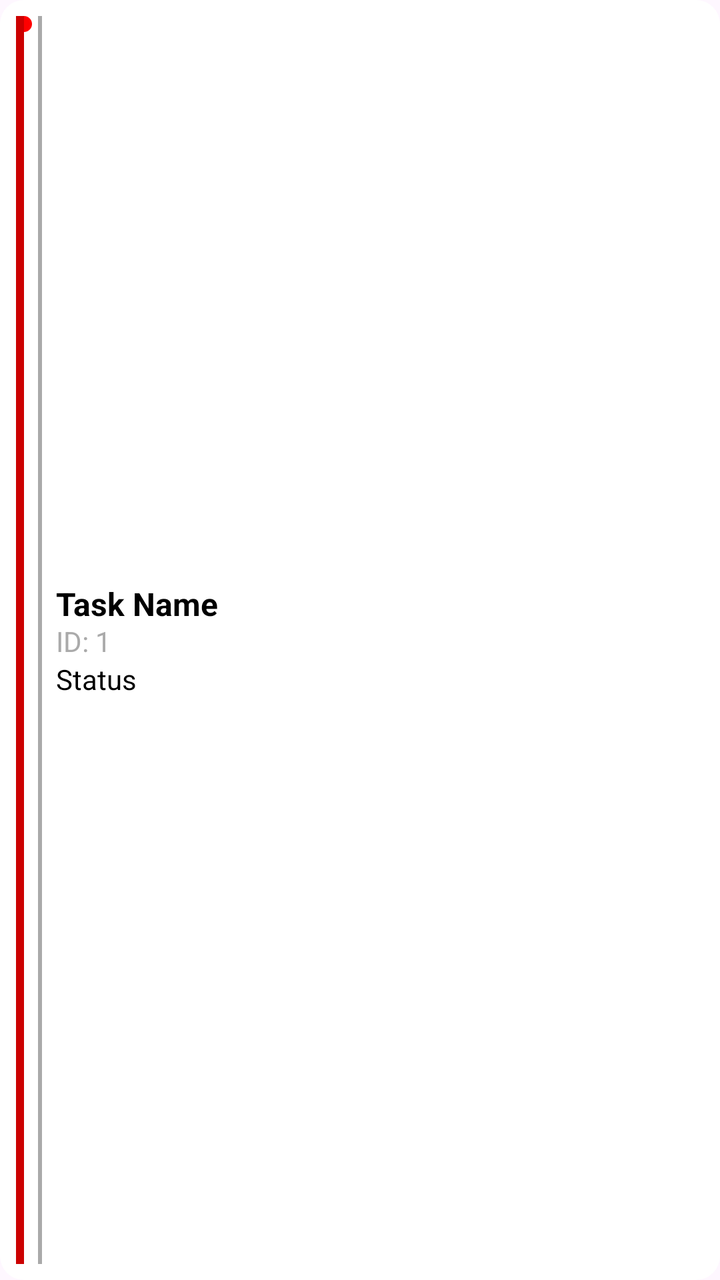
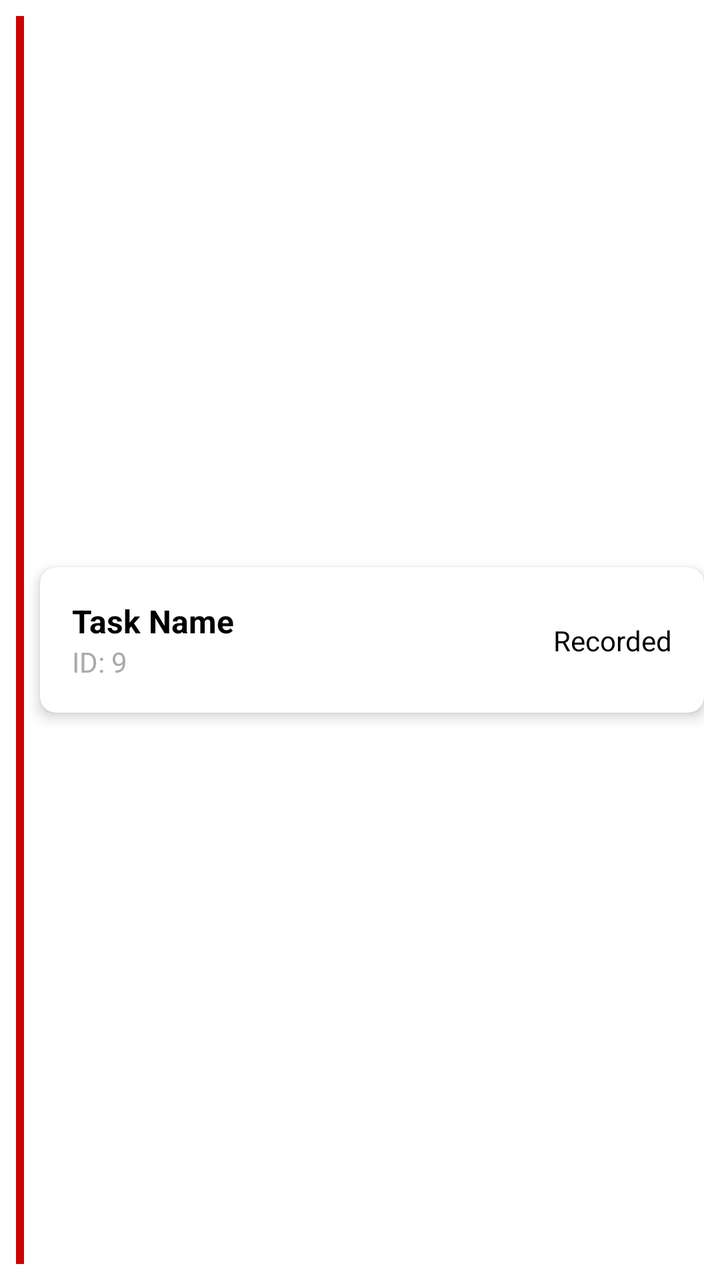

Screens rendered from an Android XML layout before and after an edit, with the pre-edit source and the edit as a unified diff.
<!-- AndroidManifest.xml: application theme Theme.DailyTasker -->
<!-- res/layout/item_task.xml -->
<androidx.constraintlayout.widget.ConstraintLayout
    xmlns:android="http://schemas.android.com/apk/res/android"
    xmlns:app="http://schemas.android.com/apk/res-auto"
    xmlns:tools="http://schemas.android.com/tools"
    android:layout_width="match_parent"
    android:layout_height="wrap_content"
    android:orientation="horizontal"
    android:padding="8dp"
    android:background="@drawable/task_background"
    android:layout_marginBottom="8dp">

    
    <FrameLayout
        android:layout_width="24dp"
        android:layout_height="match_parent"
        android:gravity="center"
        app:layout_constraintStart_toStartOf="parent"
        app:layout_constraintTop_toTopOf="parent"
        app:layout_constraintBottom_toBottomOf="parent">

        <View
            android:layout_width="8dp"
            android:layout_height="8dp"
            android:background="@drawable/circle_background" />

        <View
            android:layout_width="2dp"
            android:layout_height="match_parent"
            android:layout_gravity="center"
            android:background="@android:color/darker_gray" />
    </FrameLayout>

    
    <View
        android:id="@+id/verticalLine"
        android:layout_width="4dp"
        android:layout_height="match_parent"
        android:layout_marginEnd="8dp"
        android:background="@android:color/holo_red_dark"
        app:layout_constraintStart_toStartOf="parent"
        app:layout_constraintTop_toTopOf="parent"
        app:layout_constraintBottom_toBottomOf="parent" />

    
    <LinearLayout
        android:layout_width="wrap_content"
        android:layout_height="wrap_content"
        android:orientation="vertical"
        android:paddingStart="16dp"
        app:layout_constraintStart_toEndOf="@id/verticalLine"
        app:layout_constraintTop_toTopOf="parent"
        app:layout_constraintBottom_toBottomOf="parent">

        
        <TextView
            android:id="@+id/textViewShortName"
            android:layout_width="249dp"
            android:layout_height="20dp"
            android:text="Task Name"
            android:textColor="@android:color/black"
            android:textSize="16sp"
            android:textStyle="bold" />

        
        <TextView
            android:id="@+id/textViewTaskId"
            android:layout_width="wrap_content"
            android:layout_height="wrap_content"
            android:text="ID: 1"
            android:textColor="@android:color/darker_gray"
            android:textSize="14sp"
            app:layout_constraintHorizontal_bias="0.0"
            app:layout_constraintStart_toStartOf="@id/textViewShortName"
            app:layout_constraintTop_toBottomOf="@id/textViewShortName" />

        
        <TextView
            android:id="@+id/textViewStatus"
            android:layout_width="wrap_content"
            android:layout_height="wrap_content"
            android:text="Status"
            android:textColor="#000000"
            android:textSize="14sp"
            app:layout_constraintEnd_toEndOf="parent"
            app:layout_constraintHorizontal_bias="1.0"
            app:layout_constraintTop_toBottomOf="@id/textViewShortName" />

    </LinearLayout>
</androidx.constraintlayout.widget.ConstraintLayout>
<!-- resources referenced by this layout -->
<resources>
  <!-- drawable circle_background (drawable) -->
  <?xml version="1.0" encoding="utf-8"?>
  
  <shape xmlns:android="http://schemas.android.com/apk/res/android">
      <solid android:color="#FF0000" />
      <corners android:radius="16dp" />
  </shape>
  <!-- drawable task_background (drawable) -->
  <shape xmlns:android="http://schemas.android.com/apk/res/android">
      <solid android:color="@android:color/white" />
      <corners android:radius="12dp" />
      <padding android:left="8dp"
          android:top="8dp"
          android:right="8dp"
          android:bottom="8dp" />
  
  </shape>
  <style name="Theme.DailyTasker" parent="Base.Theme.DailyTasker" />
  <style name="Base.Theme.DailyTasker" parent="Theme.Material3.DayNight.NoActionBar">
          
          
      </style>
</resources>

<!-- the commit's change to res/layout/item_task.xml (unified diff, before → after) -->
@@ -1,89 +1,79 @@
 <androidx.constraintlayout.widget.ConstraintLayout
     xmlns:android="http://schemas.android.com/apk/res/android"
     xmlns:app="http://schemas.android.com/apk/res-auto"
-    xmlns:tools="http://schemas.android.com/tools"
     android:layout_width="match_parent"
     android:layout_height="wrap_content"
-    android:orientation="horizontal"
     android:padding="8dp"
-    android:background="@drawable/task_background"
-    android:layout_marginBottom="8dp">
-
-    
-    <FrameLayout
-        android:layout_width="24dp"
-        android:layout_height="match_parent"
-        android:gravity="center"
-        app:layout_constraintStart_toStartOf="parent"
-        app:layout_constraintTop_toTopOf="parent"
-        app:layout_constraintBottom_toBottomOf="parent">
-
-        <View
-            android:layout_width="8dp"
-            android:layout_height="8dp"
-            android:background="@drawable/circle_background" />
-
-        <View
-            android:layout_width="2dp"
-            android:layout_height="match_parent"
-            android:layout_gravity="center"
-            android:background="@android:color/darker_gray" />
-    </FrameLayout>
+    android:background="@android:color/white">
 
     
     <View
         android:id="@+id/verticalLine"
         android:layout_width="4dp"
         android:layout_height="match_parent"
-        android:layout_marginEnd="8dp"
         android:background="@android:color/holo_red_dark"
         app:layout_constraintStart_toStartOf="parent"
         app:layout_constraintTop_toTopOf="parent"
         app:layout_constraintBottom_toBottomOf="parent" />
 
     
-    <LinearLayout
-        android:layout_width="wrap_content"
+    <androidx.cardview.widget.CardView
+        android:id="@+id/taskCard"
+        android:layout_width="0dp"
         android:layout_height="wrap_content"
-        android:orientation="vertical"
-        android:paddingStart="16dp"
-        app:layout_constraintStart_toEndOf="@id/verticalLine"
+        app:cardCornerRadius="8dp"
+        app:cardElevation="4dp"
+        app:layout_constraintStart_toEndOf="@+id/verticalLine"
         app:layout_constraintTop_toTopOf="parent"
-        app:layout_constraintBottom_toBottomOf="parent">
+        app:layout_constraintEnd_toEndOf="parent"
+        app:layout_constraintBottom_toBottomOf="parent"
+        android:layout_marginStart="8dp">
 
-        
-        <TextView
-            android:id="@+id/textViewShortName"
-            android:layout_width="249dp"
-            android:layout_height="20dp"
-            android:text="Task Name"
-            android:textColor="@android:color/black"
-            android:textSize="16sp"
-            android:textStyle="bold" />
+        <androidx.constraintlayout.widget.ConstraintLayout
+            android:layout_width="match_parent"
+            android:layout_height="wrap_content"
+            android:padding="16dp">
 
-        
-        <TextView
-            android:id="@+id/textViewTaskId"
-            android:layout_width="wrap_content"
-            android:layout_height="wrap_content"
-            android:text="ID: 1"
-            android:textColor="@android:color/darker_gray"
-            android:textSize="14sp"
-            app:layout_constraintHorizontal_bias="0.0"
-            app:layout_constraintStart_toStartOf="@id/textViewShortName"
-            app:layout_constraintTop_toBottomOf="@id/textViewShortName" />
+            
+            <TextView
+                android:id="@+id/textViewShortName"
+                android:layout_width="0dp"
+                android:layout_height="wrap_content"
+                android:text="Task Name"
+                android:textSize="16sp"
+                android:textStyle="bold"
+                android:textColor="@android:color/black"
+                app:layout_constraintStart_toStartOf="parent"
+                app:layout_constraintTop_toTopOf="parent"
+                app:layout_constraintEnd_toStartOf="@+id/textViewStatus"
+                app:layout_constraintBottom_toTopOf="@+id/textViewTaskId"
+                android:layout_marginEnd="8dp" />
 
-        
-        <TextView
-            android:id="@+id/textViewStatus"
-            android:layout_width="wrap_content"
-            android:layout_height="wrap_content"
-            android:text="Status"
-            android:textColor="#000000"
-            android:textSize="14sp"
-            app:layout_constraintEnd_toEndOf="parent"
-            app:layout_constraintHorizontal_bias="1.0"
-            app:layout_constraintTop_toBottomOf="@id/textViewShortName" />
+            
+            <TextView
+                android:id="@+id/textViewTaskId"
+                android:layout_width="wrap_content"
+                android:layout_height="wrap_content"
+                android:text="ID: 9"
+                android:textSize="14sp"
+                android:textColor="@android:color/darker_gray"
+                app:layout_constraintStart_toStartOf="parent"
+                app:layout_constraintTop_toBottomOf="@+id/textViewShortName" />
 
-    </LinearLayout>
+            
+            <TextView
+                android:id="@+id/textViewStatus"
+                android:layout_width="wrap_content"
+                android:layout_height="wrap_content"
+                android:text="Recorded"
+                android:textSize="14sp"
+                android:textColor="@android:color/black"
+                app:layout_constraintEnd_toEndOf="parent"
+                app:layout_constraintTop_toTopOf="parent"
+                app:layout_constraintBottom_toBottomOf="parent" />
+
+        </androidx.constraintlayout.widget.ConstraintLayout>
+
+    </androidx.cardview.widget.CardView>
+
 </androidx.constraintlayout.widget.ConstraintLayout>
<!-- resource entries referenced after the edit -->
@@ -1,22 +1,5 @@
 <!-- resources referenced by this layout -->
 <resources>
-  <!-- drawable circle_background (drawable) -->
-  <?xml version="1.0" encoding="utf-8"?>
-  
-  <shape xmlns:android="http://schemas.android.com/apk/res/android">
-      <solid android:color="#FF0000" />
-      <corners android:radius="16dp" />
-  </shape>
-  <!-- drawable task_background (drawable) -->
-  <shape xmlns:android="http://schemas.android.com/apk/res/android">
-      <solid android:color="@android:color/white" />
-      <corners android:radius="12dp" />
-      <padding android:left="8dp"
-          android:top="8dp"
-          android:right="8dp"
-          android:bottom="8dp" />
-  
-  </shape>
   <style name="Theme.DailyTasker" parent="Base.Theme.DailyTasker" />
   <style name="Base.Theme.DailyTasker" parent="Theme.Material3.DayNight.NoActionBar">
           
